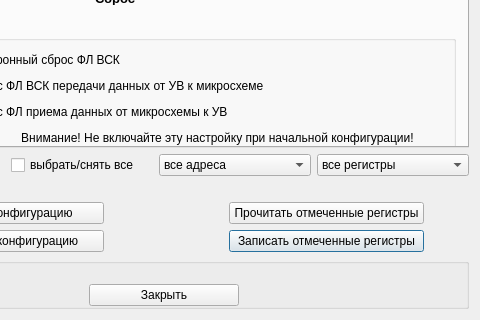
This is tgca/configuration.ui in Veala/host_tgca-for-t_hsc as Qt 5 draws it before an edit; both pictures show x 148 to 628 and y 586 to 906 of the 628 by 906 pixel window. The edited form follows.
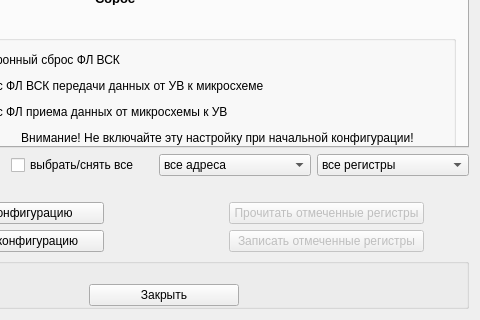
This is the edited form. The open tabs and pages were chosen to show the change. Icons and pictures are not drawn. Custom widgets are drawn as their Qt base class.

```diff
--- a/tgca/configuration.ui
+++ b/tgca/configuration.ui
@@ -3776,6 +3776,9 @@
      </item>
      <item row="0" column="2">
       <widget class="QPushButton" name="pushButtonRead">
+       <property name="enabled">
+        <bool>false</bool>
+       </property>
        <property name="text">
         <string>Прочитать отмеченные регистры</string>
        </property>
@@ -3807,6 +3810,9 @@
      </item>
      <item row="1" column="2">
       <widget class="QPushButton" name="pushButtonApply">
+       <property name="enabled">
+        <bool>false</bool>
+       </property>
        <property name="text">
         <string>Записать отмеченные регистры</string>
        </property>
```
Left out of the diff: 2 changed lines with no effect on the pictures.
